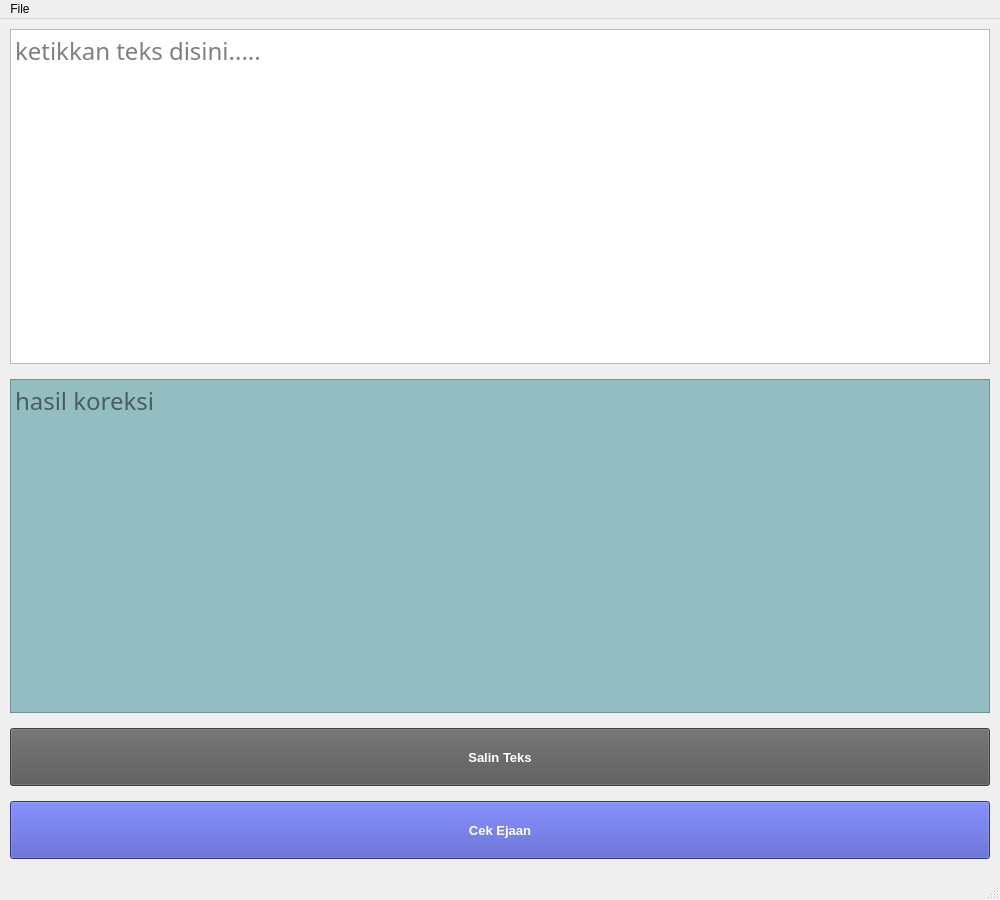
First picture: the form in UI.ui, repository iqbalalayubbi/spell-correction, before the edit.
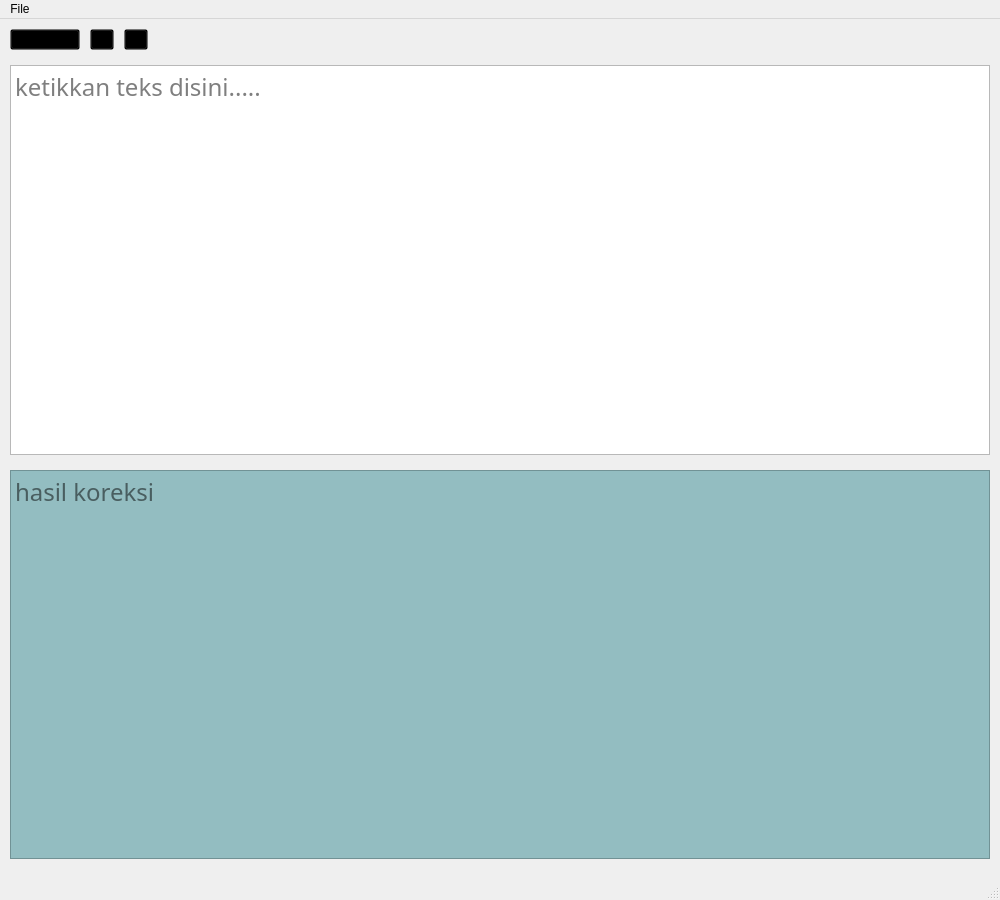
Second picture: the form after the edit. Icons and pictures are not drawn.

```diff
--- a/UI.ui
+++ b/UI.ui
@@ -45,6 +45,137 @@
      <property name="bottomMargin">
       <number>10</number>
      </property>
+     <item>
+      <layout class="QHBoxLayout" name="horizontalLayout_2">
+       <property name="spacing">
+        <number>10</number>
+       </property>
+       <property name="sizeConstraint">
+        <enum>QLayout::SetMinimumSize</enum>
+       </property>
+       <item>
+        <widget class="QToolButton" name="upload_btn">
+         <property name="enabled">
+          <bool>true</bool>
+         </property>
+         <property name="cursor">
+          <cursorShape>PointingHandCursor</cursorShape>
+         </property>
+         <property name="toolTip">
+          <string>unggah file</string>
+         </property>
+         <property name="autoFillBackground">
+          <bool>false</bool>
+         </property>
+         <property name="styleSheet">
+          <string notr="true">QToolButton{
+	background-color : transparent;
+}
+
+QToolButton:hover{
+	background-color : rgba(0,0,0,0.1)
+}
+
+</string>
+         </property>
+         <property name="text">
+          <string>Document</string>
+         </property>
+         <property name="icon">
+          <iconset>
+           <normaloff>asset/icon/document.svg</normaloff>asset/icon/document.svg</iconset>
+         </property>
+         <property name="iconSize">
+          <size>
+           <width>32</width>
+           <height>32</height>
+          </size>
+         </property>
+         <property name="shortcut">
+          <string>Ctrl+F</string>
+         </property>
+         <property name="checkable">
+          <bool>false</bool>
+         </property>
+         <property name="checked">
+          <bool>false</bool>
+         </property>
+        </widget>
+       </item>
+       <item>
+        <widget class="QToolButton" name="check_btn">
+         <property name="cursor">
+          <cursorShape>PointingHandCursor</cursorShape>
+         </property>
+         <property name="toolTip">
+          <string>cek ejaan</string>
+         </property>
+         <property name="styleSheet">
+          <string notr="true">QToolButton{
+	background-color : transparent;
+}
+
+QToolButton:hover{
+	background-color : rgba(0,0,0,0.1)
+}
+</string>
+         </property>
+         <property name="text">
+          <string>...</string>
+         </property>
+         <property name="icon">
+          <iconset>
+           <normaloff>asset/icon/check-spell.svg</normaloff>asset/icon/check-spell.svg</iconset>
+         </property>
+         <property name="iconSize">
+          <size>
+           <width>32</width>
+           <height>32</height>
+          </size>
+         </property>
+        </widget>
+       </item>
+       <item>
+        <widget class="QToolButton" name="copy_btn">
+         <property name="cursor">
+          <cursorShape>PointingHandCursor</cursorShape>
+         </property>
+         <property name="toolTip">
+          <string>salin</string>
+         </property>
+         <property name="styleSheet">
+          <string notr="true">QToolButton{
+	background-color : transparent;
+}
+
+QToolButton:hover{
+	background-color : rgba(0,0,0,0.1)
+}
+</string>
+         </property>
+         <property name="text">
+          <string>...</string>
+         </property>
+         <property name="icon">
+          <iconset>
+           <normaloff>asset/icon/copy.svg</normaloff>asset/icon/copy.svg</iconset>
+         </property>
+         <property name="iconSize">
+          <size>
+           <width>32</width>
+           <height>32</height>
+          </size>
+         </property>
+         <property name="shortcut">
+          <string>Ctrl+C</string>
+         </property>
+        </widget>
+       </item>
+       <item>
+        <widget class="QWidget" name="widget" native="true"/>
+       </item>
+      </layout>
+     </item>
      <item>
       <widget class="QTextEdit" name="text_edit">
        <property name="font">
@@ -108,80 +239,6 @@
        </property>
       </widget>
      </item>
-     <item>
-      <widget class="QPushButton" name="copy_btn">
-       <property name="minimumSize">
-        <size>
-         <width>0</width>
-         <height>40</height>
-        </size>
-       </property>
-       <property name="font">
-        <font>
-         <pointsize>10</pointsize>
-         <weight>62</weight>
-         <bold>true</bold>
-        </font>
-       </property>
-       <property name="cursor">
-        <cursorShape>PointingHandCursor</cursorShape>
-       </property>
-       <property name="styleSheet">
-        <string notr="true">QPushButton { 
-	background-color: #575757;
-	color:white; 
-	height:50;
-	font-weight:500;
-}
-
-QPushButton:hover{
-	background-color: #454545;
-}
-	
-</string>
-       </property>
-       <property name="text">
-        <string>Salin Teks</string>
-       </property>
-      </widget>
-     </item>
-     <item>
-      <widget class="QPushButton" name="check_btn">
-       <property name="minimumSize">
-        <size>
-         <width>0</width>
-         <height>40</height>
-        </size>
-       </property>
-       <property name="font">
-        <font>
-         <pointsize>10</pointsize>
-         <weight>62</weight>
-         <bold>true</bold>
-        </font>
-       </property>
-       <property name="cursor">
-        <cursorShape>PointingHandCursor</cursorShape>
-       </property>
-       <property name="styleSheet">
-        <string notr="true">QPushButton { 
-	background-color: #434dbf;
-	color:white; 
-	height:50;
-	font-weight:500;
-}
-
-QPushButton:hover{
-	background-color: #3740a3;
-}
-	
-</string>
-       </property>
-       <property name="text">
-        <string>Cek Ejaan</string>
-       </property>
-      </widget>
-     </item>
     </layout>
    </widget>
   </widget>
```
Left out of the diff: 4 changed lines with no effect on the pictures.
